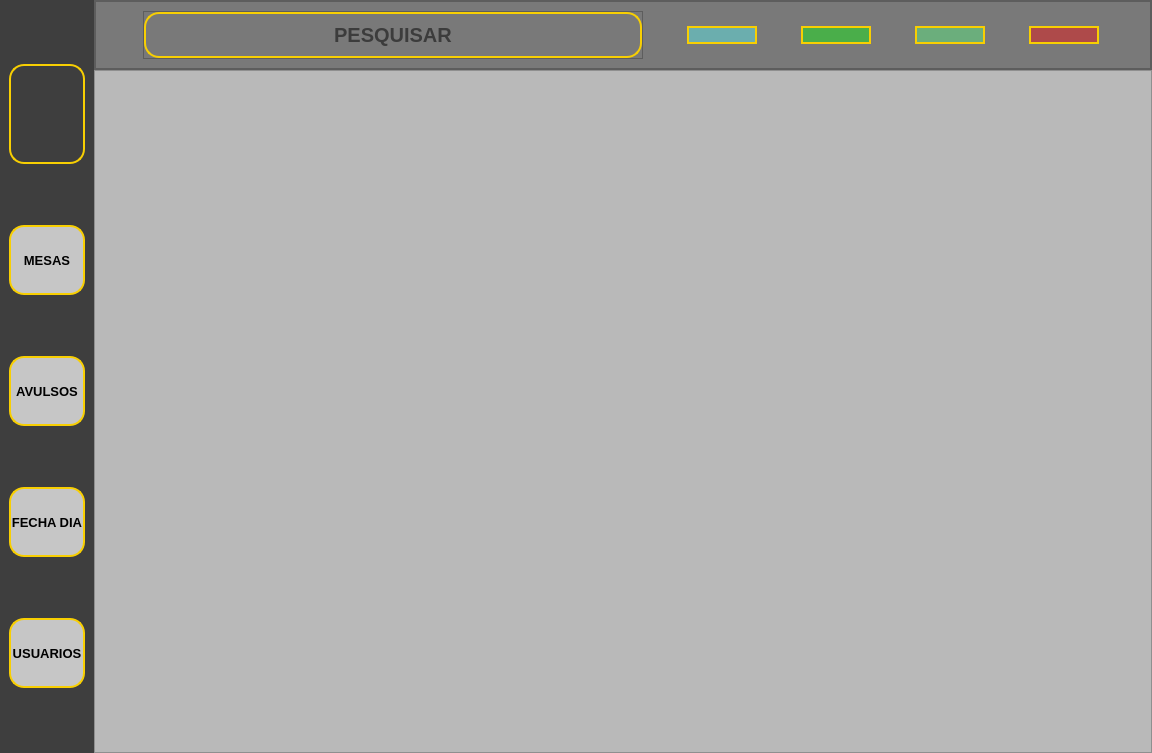
Old version of the form uic/Bemvindo.ui in the repository Lum000/Comanda2.0.
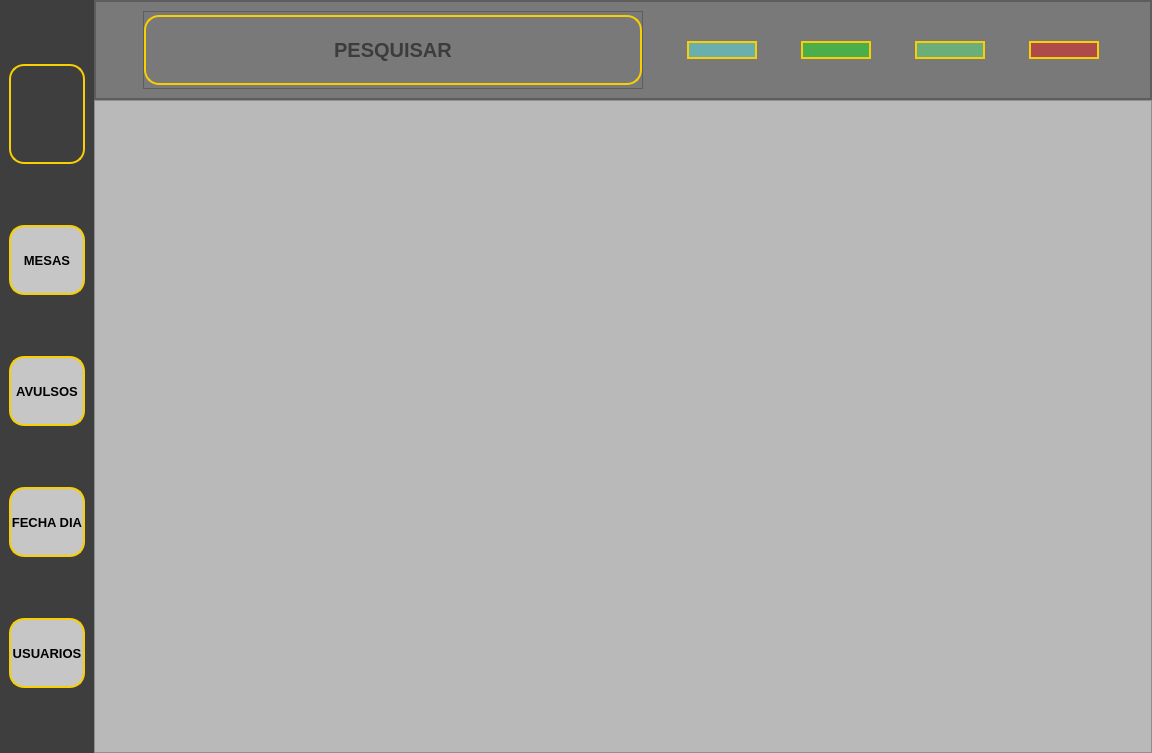
New version of the form. Icons and pictures are not drawn.

```diff
--- a/uic/Bemvindo.ui
+++ b/uic/Bemvindo.ui
@@ -64,51 +64,6 @@
        <property name="spacing">
         <number>0</number>
        </property>
-       <item row="0" column="0">
-        <widget class="QTableWidget" name="tableWidget">
-         <property name="styleSheet">
-          <string notr="true">QHeaderView::section {
-	
-	background-color: rgb(62, 62, 62);
-    padding: 4px;
-	border:2px solid rgb(248, 207, 2);
-	color:rgb(255, 255, 255);
-	
-	font: 75 12pt &quot;MS Shell Dlg 2&quot;;
-}
-
-QHeaderView::section:horizontal
-{
-    border-top: 2px solid rgb(248, 207, 2);
-	font-size: 22pt;
-	
-}
-
-QHeaderView::section:vertical
-{
-    border-left: 2px solid rgb(248, 207, 2);	
-	border-bottom:0px;
-	font-size: 20pt
-	
-}</string>
-         </property>
-         <property name="frameShape">
-          <enum>QFrame::NoFrame</enum>
-         </property>
-         <property name="editTriggers">
-          <set>QAbstractItemView::NoEditTriggers</set>
-         </property>
-         <property name="alternatingRowColors">
-          <bool>false</bool>
-         </property>
-         <property name="rowCount">
-          <number>0</number>
-         </property>
-         <property name="columnCount">
-          <number>0</number>
-         </property>
-        </widget>
-       </item>
       </layout>
      </widget>
     </item>
```
